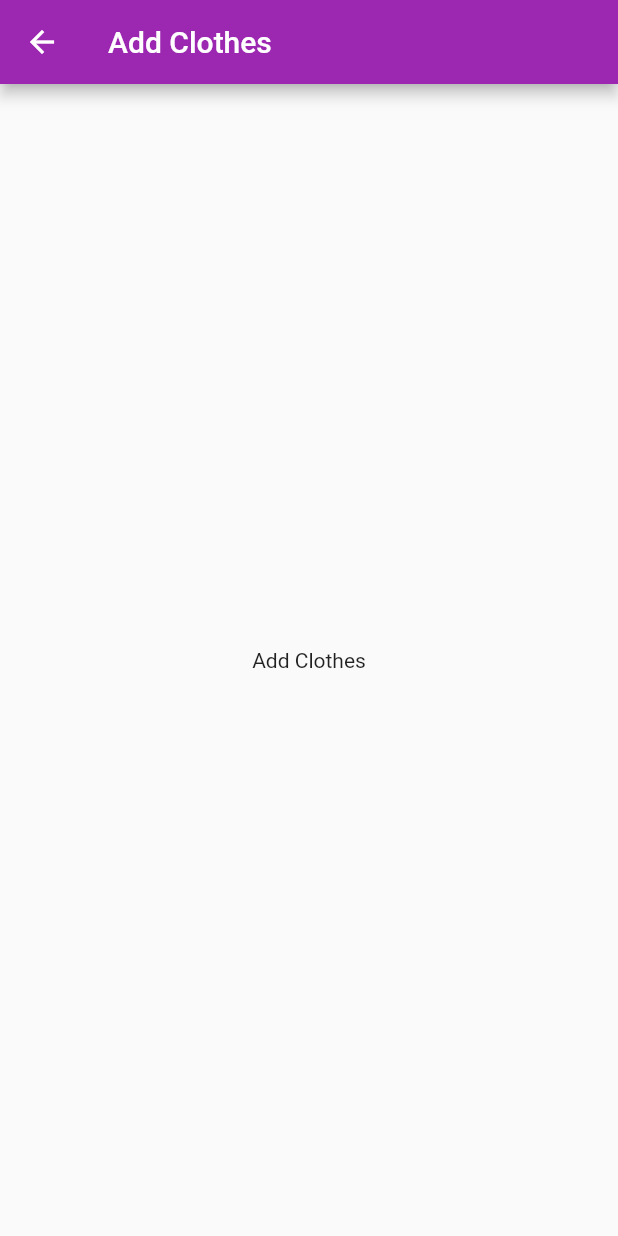
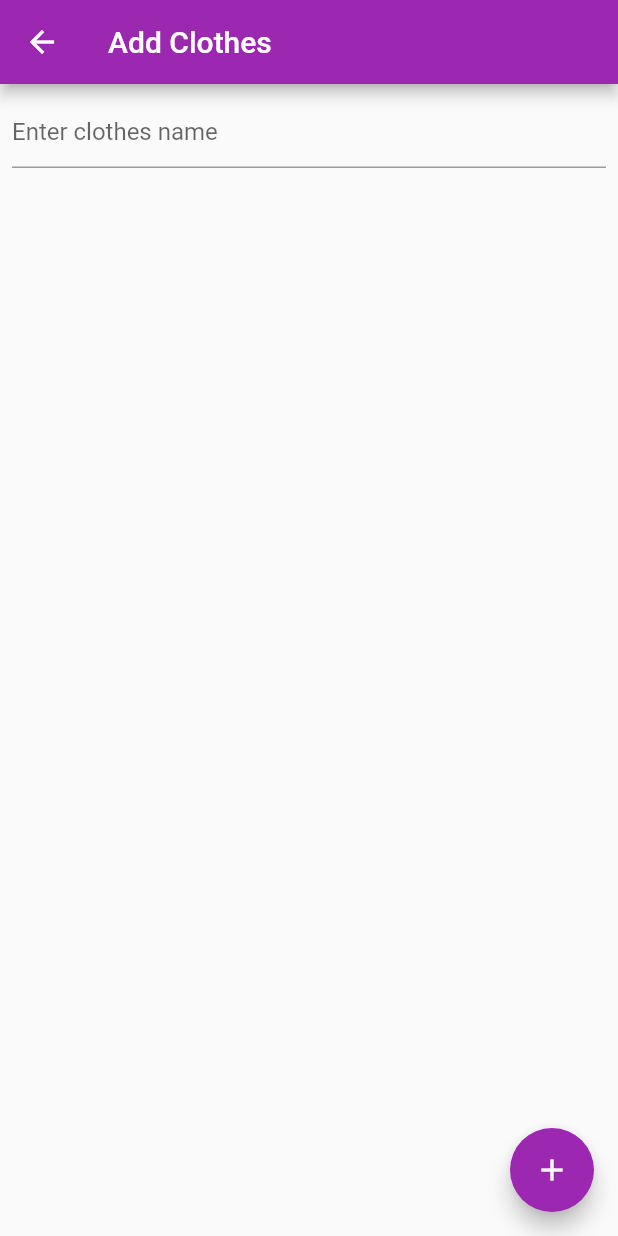
Before and after one commit to StarlitDreams/StyleSync, a Flutter app: the AddClothesScreen screen opened directly, on a phone screen of 412 x 824 dp. Run offline on Flutter 3.47's test engine with Material 2 defaults, Android fonts, the phone set to English and light mode, and no system bars; our stand-ins replace animated_text_kit, csv, font_awesome_flutter.

Commit message:
CLOSEST WORKING MODEL

```diff
--- a/frontend/stylesync/lib/main.dart
+++ b/frontend/stylesync/lib/main.dart
@@ -1,6 +1,9 @@
 import 'package:flutter/material.dart';
 import 'package:animated_text_kit/animated_text_kit.dart';
 import 'package:font_awesome_flutter/font_awesome_flutter.dart';
+import 'dart:io';
+import 'package:path_provider/path_provider.dart';
+import 'package:csv/csv.dart';
 
 final GlobalKey<_StyleSyncAppState> appKey = GlobalKey<_StyleSyncAppState>();
 
@@ -383,7 +386,7 @@ class TakeSeatScreen extends StatelessWidget {
       body: Container(
         decoration: BoxDecoration(
           image: DecorationImage(
-            image: AssetImage('images/testing.jpg'), // Replace with your image path
+            image: AssetImage('images/temp_back.jpg'), // Replace with your image path
             fit: BoxFit.cover,
           ),
         ),
@@ -464,21 +467,64 @@ class TakeSeatScreen extends StatelessWidget {
     );
   }
 }
-class AddClothesScreen extends StatelessWidget {
+
+class AddClothesScreen extends StatefulWidget {
+  @override
+  _AddClothesScreenState createState() => _AddClothesScreenState();
+}
+
+class _AddClothesScreenState extends State<AddClothesScreen> {
+  List<List<String>> clothesList = [];
+  TextEditingController clothController = TextEditingController();
+
   @override
   Widget build(BuildContext context) {
     return Scaffold(
       appBar: AppBar(
         title: Text('Add Clothes'),
       ),
-      body: Container(
-        child: Center(
-          child: Text('Add Clothes'),
+      body: Padding(
+        padding: EdgeInsets.all(8.0),
+        child: Column(
+          children: <Widget>[
+            TextField(
+              controller: clothController,
+              decoration: InputDecoration(hintText: 'Enter clothes name'),
+            ),
+            Expanded(
+              child: ListView.builder(
+                itemCount: clothesList.length,
+                itemBuilder: (context, index) {
+                  return ListTile(
+                    title: Text(clothesList[index].join(',')),
+                  );
+                },
+              ),
+            ),
+          ],
         ),
+      ),
+      floatingActionButton: FloatingActionButton(
+        child: Icon(Icons.add),
+        onPressed: () async {
+          if (clothController.text.isNotEmpty) {
+            setState(() {
+              clothesList.add([clothController.text]);
+            });
+            clothController.clear();
+
+            String csvData = const ListToCsvConverter().convert(clothesList);
+
+            File file = File('C:/Users/Nimish Shukla/Documents/GitHub/StyleSync/backend/wardrobe.csv');
+            await file.writeAsString(csvData);
+          }
+        },
       ),
     );
   }
 }
+
+
 
 class GenerateFitScreen extends StatelessWidget {
   @override
--- a/frontend/stylesync/pubspec.yaml
+++ b/frontend/stylesync/pubspec.yaml
@@ -34,7 +34,8 @@ dependencies:
   rive: ^0.7.22
   flutter_switch: ^0.3.1
   flutter_email_sender: ^5.0.2
-
+  path_provider: ^2.0.8
+  csv: ^5.0.0
   # The following adds the Cupertino Icons font to your application.
   # Use with the CupertinoIcons class for iOS style icons.
   cupertino_icons: ^1.0.2
@@ -50,7 +51,6 @@ dev_dependencies:
   # rules and activating additional ones.
   flutter_lints: ^2.0.0
   font_awesome_flutter: ^9.2.0
-  animated_text_kit: ^4.2.1
 
 # For information on the generic Dart part of this file, see the
 # following page: https://dart.dev/tools/pub/pubspec
@@ -70,6 +70,7 @@ flutter:
    - images/testing.jpg
    - assets/my_animation.riv
    - images/purple.jpg
+   - images/temp_back.jpg
 
   # An image asset can refer to one or more resolution-specific "variants", see
   # https://flutter.dev/assets-and-images/#resolution-aware
```
Also changed, not shown: frontend/stylesync/images/temp_back.jpg (added), frontend/stylesync/pubspec.lock, 2 other files.
